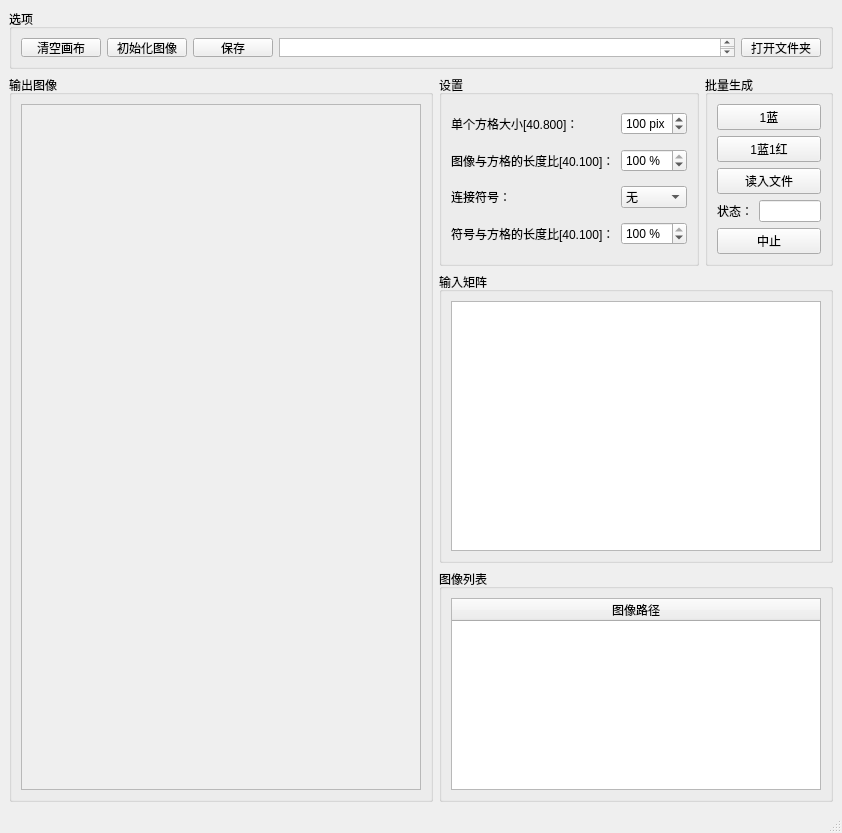
First picture: the form in forms/mainwindow.ui, repository FelixLin99/ImgInGrid, before the edit.
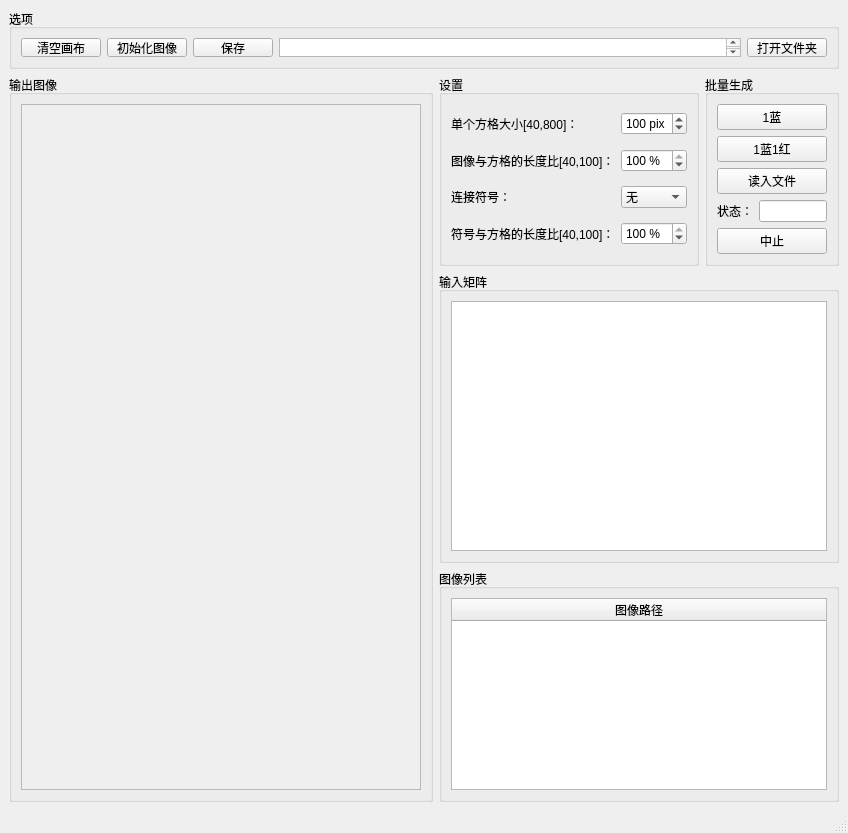
Second picture: the form after the edit.

Commit message: 修复中文路径文件夹无法打开的bug

```diff
--- a/forms/mainwindow.ui
+++ b/forms/mainwindow.ui
@@ -6,7 +6,7 @@
    <rect>
     <x>0</x>
     <y>0</y>
-    <width>842</width>
+    <width>848</width>
     <height>826</height>
    </rect>
   </property>
@@ -148,7 +148,7 @@
        <item row="0" column="0">
         <widget class="QLabel" name="label_2">
          <property name="text">
-          <string>单个方格大小[40.800]：</string>
+          <string>单个方格大小[40,800]：</string>
          </property>
         </widget>
        </item>
@@ -171,7 +171,7 @@
        <item row="1" column="0">
         <widget class="QLabel" name="label">
          <property name="text">
-          <string>图像与方格的长度比[40.100]：</string>
+          <string>图像与方格的长度比[40,100]：</string>
          </property>
         </widget>
        </item>
@@ -225,7 +225,7 @@
        <item row="3" column="0">
         <widget class="QLabel" name="label_4">
          <property name="text">
-          <string>符号与方格的长度比[40.100]：</string>
+          <string>符号与方格的长度比[40,100]：</string>
          </property>
         </widget>
        </item>
```
Left out of the diff: 2 changed lines with no effect on the pictures. The commit also changes 1 other file.
